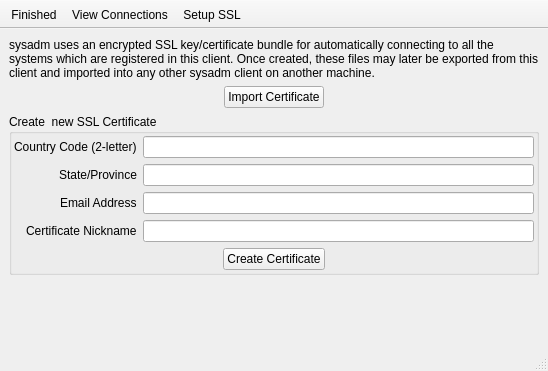
Old version of the form src-qt5/gui_client/C_Manager.ui in the repository trueos/sysadm-ui-qt.
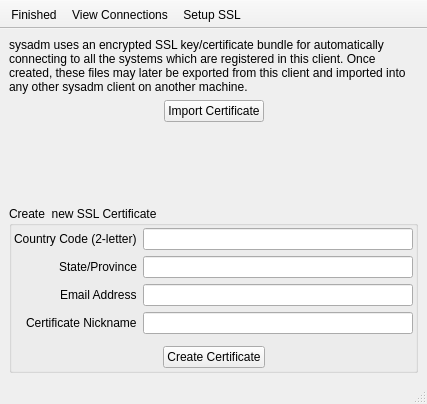
New version of the form. The open tabs and pages were chosen to show the change. Icons and pictures are not drawn.

Commit message: Tinker with the layout of the SSL setup page.

Diff of the .ui file:
```diff
--- a/src-qt5/gui_client/C_Manager.ui
+++ b/src-qt5/gui_client/C_Manager.ui
@@ -6,8 +6,8 @@
    <rect>
     <x>0</x>
     <y>0</y>
-    <width>548</width>
-    <height>371</height>
+    <width>427</width>
+    <height>404</height>
    </rect>
   </property>
   <property name="windowTitle">
@@ -222,8 +222,27 @@
           </item>
          </layout>
         </item>
+        <item>
+         <spacer name="verticalSpacer_3">
+          <property name="orientation">
+           <enum>Qt::Vertical</enum>
+          </property>
+          <property name="sizeHint" stdset="0">
+           <size>
+            <width>20</width>
+            <height>40</height>
+           </size>
+          </property>
+         </spacer>
+        </item>
         <item>
          <widget class="QGroupBox" name="group_ssl_create">
+          <property name="sizePolicy">
+           <sizepolicy hsizetype="Preferred" vsizetype="Preferred">
+            <horstretch>0</horstretch>
+            <verstretch>0</verstretch>
+           </sizepolicy>
+          </property>
           <property name="title">
            <string>Create  new SSL Certificate</string>
           </property>
@@ -326,7 +345,7 @@
              </property>
             </widget>
            </item>
-           <item row="4" column="0" colspan="2">
+           <item row="5" column="0" colspan="2">
             <layout class="QHBoxLayout" name="horizontalLayout">
              <item>
               <spacer name="horizontalSpacer">
@@ -367,10 +386,7 @@
              </item>
             </layout>
            </item>
-          </layout>
-         </widget>
-        </item>
-        <item>
+           <item row="4" column="0">
          <spacer name="verticalSpacer_2">
           <property name="orientation">
            <enum>Qt::Vertical</enum>
@@ -378,10 +394,13 @@
           <property name="sizeHint" stdset="0">
            <size>
             <width>20</width>
-            <height>40</height>
+               <height>0</height>
            </size>
           </property>
          </spacer>
+           </item>
+          </layout>
+         </widget>
         </item>
        </layout>
       </widget>
```
Left out of the diff: 2 changed lines with no effect on the pictures. Lines whose indentation alone changed are shown as unchanged.
